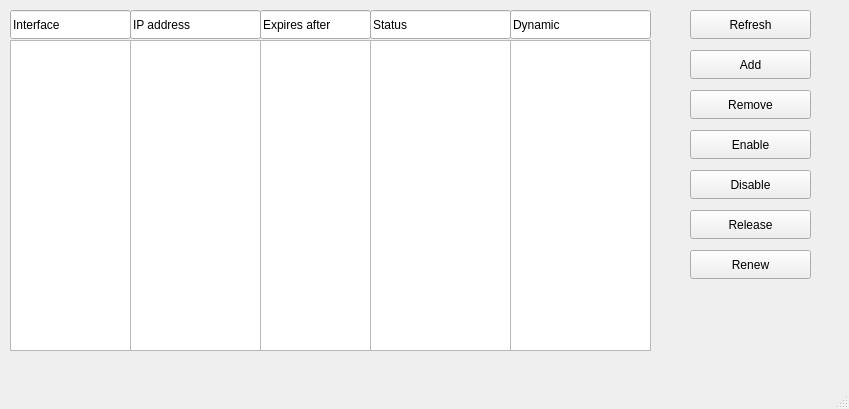
Old version of the form loginGUI/dhcpclient.ui in the repository adiosko/mikrotik.
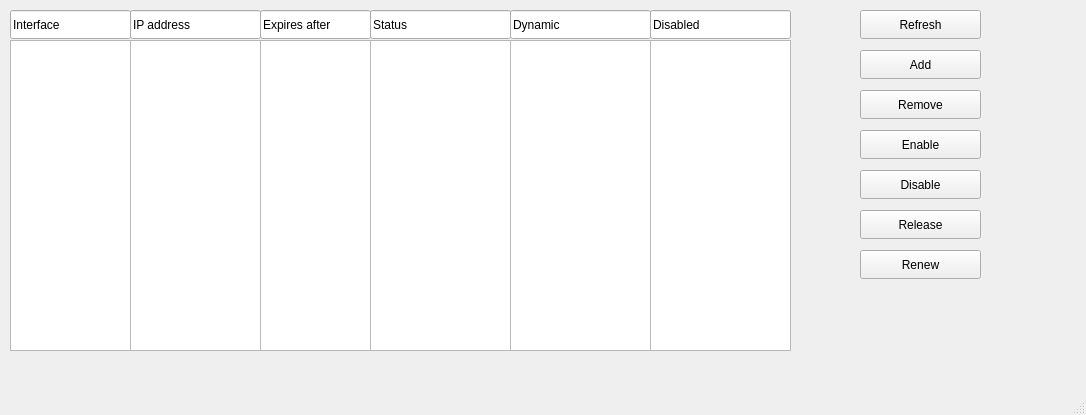
New version of the form.

What changed in the file:
```diff
--- a/loginGUI/dhcpclient.ui
+++ b/loginGUI/dhcpclient.ui
@@ -6,8 +6,8 @@
    <rect>
     <x>0</x>
     <y>0</y>
-    <width>849</width>
-    <height>409</height>
+    <width>1086</width>
+    <height>415</height>
    </rect>
   </property>
   <property name="windowTitle">
@@ -17,7 +17,7 @@
    <widget class="QPushButton" name="disableButton">
     <property name="geometry">
      <rect>
-      <x>690</x>
+      <x>860</x>
       <y>170</y>
       <width>121</width>
       <height>29</height>
@@ -30,7 +30,7 @@
    <widget class="QPushButton" name="addButton">
     <property name="geometry">
      <rect>
-      <x>690</x>
+      <x>860</x>
       <y>50</y>
       <width>121</width>
       <height>29</height>
@@ -43,7 +43,7 @@
    <widget class="QPushButton" name="releaseButton">
     <property name="geometry">
      <rect>
-      <x>690</x>
+      <x>860</x>
       <y>210</y>
       <width>121</width>
       <height>29</height>
@@ -102,7 +102,7 @@
    <widget class="QPushButton" name="removeButton">
     <property name="geometry">
      <rect>
-      <x>690</x>
+      <x>860</x>
       <y>90</y>
       <width>121</width>
       <height>29</height>
@@ -151,7 +151,7 @@
    <widget class="QPushButton" name="enableButton">
     <property name="geometry">
      <rect>
-      <x>690</x>
+      <x>860</x>
       <y>130</y>
       <width>121</width>
       <height>29</height>
@@ -164,7 +164,7 @@
    <widget class="QPushButton" name="refreshButton">
     <property name="geometry">
      <rect>
-      <x>690</x>
+      <x>860</x>
       <y>10</y>
       <width>121</width>
       <height>29</height>
@@ -187,7 +187,7 @@
    <widget class="QPushButton" name="renewButton">
     <property name="geometry">
      <rect>
-      <x>690</x>
+      <x>860</x>
       <y>250</y>
       <width>121</width>
       <height>29</height>
@@ -220,6 +220,29 @@
      </rect>
     </property>
    </widget>
+   <widget class="QListWidget" name="disableField">
+    <property name="geometry">
+     <rect>
+      <x>650</x>
+      <y>40</y>
+      <width>141</width>
+      <height>311</height>
+     </rect>
+    </property>
+   </widget>
+   <widget class="QLineEdit" name="version_5">
+    <property name="geometry">
+     <rect>
+      <x>650</x>
+      <y>10</y>
+      <width>141</width>
+      <height>29</height>
+     </rect>
+    </property>
+    <property name="text">
+     <string>Disabled</string>
+    </property>
+   </widget>
   </widget>
   <widget class="QStatusBar" name="statusbar"/>
  </widget>
```
